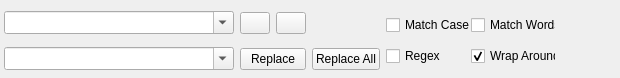
This is qt/python/mantidqt/widgets/embedded_find_replace_dialog/dialog.ui in mantidproject/mantid as Qt 5 draws it before an edit. The edited form follows.
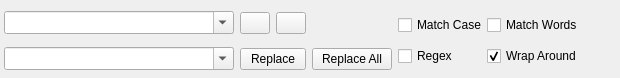
This is the edited form.

Commit message: Completer is now case sensitive, increase widgets width, re #24531

Diff of the .ui file:
```diff
--- a/qt/python/mantidqt/widgets/embedded_find_replace_dialog/dialog.ui
+++ b/qt/python/mantidqt/widgets/embedded_find_replace_dialog/dialog.ui
@@ -153,15 +153,21 @@
            <property name="enabled">
             <bool>false</bool>
            </property>
+           <property name="sizePolicy">
+            <sizepolicy hsizetype="Preferred" vsizetype="Fixed">
+             <horstretch>0</horstretch>
+             <verstretch>0</verstretch>
+            </sizepolicy>
+           </property>
            <property name="minimumSize">
             <size>
-             <width>68</width>
+             <width>80</width>
              <height>0</height>
             </size>
            </property>
            <property name="maximumSize">
             <size>
-             <width>68</width>
+             <width>100</width>
              <height>16777215</height>
             </size>
            </property>
@@ -202,14 +208,20 @@
          <item>
           <widget class="QPushButton" name="replace_all_button">
            <property name="sizePolicy">
-            <sizepolicy hsizetype="Minimum" vsizetype="Fixed">
+            <sizepolicy hsizetype="Preferred" vsizetype="Fixed">
              <horstretch>0</horstretch>
              <verstretch>0</verstretch>
             </sizepolicy>
            </property>
+           <property name="minimumSize">
+            <size>
+             <width>80</width>
+             <height>0</height>
+            </size>
+           </property>
            <property name="maximumSize">
             <size>
-             <width>68</width>
+             <width>100</width>
              <height>16777215</height>
             </size>
            </property>
@@ -244,7 +256,7 @@
             <widget class="QCheckBox" name="match_case">
              <property name="maximumSize">
               <size>
-               <width>85</width>
+               <width>150</width>
                <height>16777215</height>
               </size>
              </property>
@@ -257,7 +269,7 @@
             <widget class="QCheckBox" name="regex">
              <property name="maximumSize">
               <size>
-               <width>80</width>
+               <width>150</width>
                <height>16777215</height>
               </size>
              </property>
@@ -281,7 +293,7 @@
             <widget class="QCheckBox" name="words">
              <property name="maximumSize">
               <size>
-               <width>85</width>
+               <width>150</width>
                <height>16777215</height>
               </size>
              </property>
@@ -294,7 +306,7 @@
             <widget class="QCheckBox" name="wrap_around">
              <property name="maximumSize">
               <size>
-               <width>85</width>
+               <width>150</width>
                <height>16777215</height>
               </size>
              </property>
```
Left out of the diff: 16 changed lines with no effect on the pictures. The commit also changes 1 other file.
